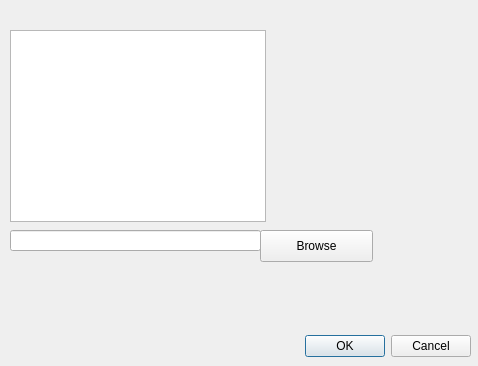
First picture: the form in qgis_blender_dialog_base.ui, repository benleamon/QGIS2Blender, before the edit.
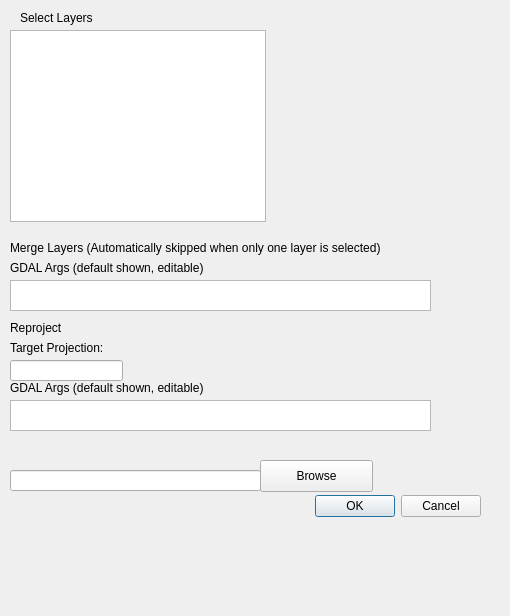
Second picture: the form after the edit.

Commit message: Begin adding widgets to the dialog for core functionality

The edit to the form file:
```diff
--- a/qgis_blender_dialog_base.ui
+++ b/qgis_blender_dialog_base.ui
@@ -6,8 +6,8 @@
    <rect>
     <x>0</x>
     <y>0</y>
-    <width>478</width>
-    <height>366</height>
+    <width>510</width>
+    <height>616</height>
    </rect>
   </property>
   <property name="windowTitle">
@@ -16,8 +16,8 @@
   <widget class="QDialogButtonBox" name="button_box">
    <property name="geometry">
     <rect>
-     <x>300</x>
-     <y>330</y>
+     <x>310</x>
+     <y>490</y>
      <width>171</width>
      <height>32</height>
     </rect>
@@ -46,7 +46,7 @@
    <property name="geometry">
     <rect>
      <x>10</x>
-     <y>230</y>
+     <y>470</y>
      <width>251</width>
      <height>21</height>
     </rect>
@@ -56,7 +56,7 @@
    <property name="geometry">
     <rect>
      <x>260</x>
-     <y>230</y>
+     <y>460</y>
      <width>113</width>
      <height>32</height>
     </rect>
@@ -65,6 +65,114 @@
     <string>Browse</string>
    </property>
   </widget>
+  <widget class="QLabel" name="label">
+   <property name="geometry">
+    <rect>
+     <x>20</x>
+     <y>10</y>
+     <width>81</width>
+     <height>16</height>
+    </rect>
+   </property>
+   <property name="text">
+    <string>Select Layers</string>
+   </property>
+  </widget>
+  <widget class="QPlainTextEdit" name="plainTextEdit">
+   <property name="geometry">
+    <rect>
+     <x>10</x>
+     <y>280</y>
+     <width>421</width>
+     <height>31</height>
+    </rect>
+   </property>
+  </widget>
+  <widget class="QLabel" name="label_2">
+   <property name="geometry">
+    <rect>
+     <x>10</x>
+     <y>240</y>
+     <width>431</width>
+     <height>16</height>
+    </rect>
+   </property>
+   <property name="text">
+    <string>Merge Layers (Automatically skipped when only one layer is selected)</string>
+   </property>
+  </widget>
+  <widget class="QLabel" name="label_3">
+   <property name="geometry">
+    <rect>
+     <x>10</x>
+     <y>260</y>
+     <width>431</width>
+     <height>16</height>
+    </rect>
+   </property>
+   <property name="text">
+    <string>GDAL Args (default shown, editable)</string>
+   </property>
+  </widget>
+  <widget class="QPlainTextEdit" name="plainTextEdit_2">
+   <property name="geometry">
+    <rect>
+     <x>10</x>
+     <y>400</y>
+     <width>421</width>
+     <height>31</height>
+    </rect>
+   </property>
+  </widget>
+  <widget class="QLabel" name="label_4">
+   <property name="geometry">
+    <rect>
+     <x>10</x>
+     <y>320</y>
+     <width>431</width>
+     <height>16</height>
+    </rect>
+   </property>
+   <property name="text">
+    <string>Reproject</string>
+   </property>
+  </widget>
+  <widget class="QLabel" name="label_5">
+   <property name="geometry">
+    <rect>
+     <x>10</x>
+     <y>380</y>
+     <width>431</width>
+     <height>16</height>
+    </rect>
+   </property>
+   <property name="text">
+    <string>GDAL Args (default shown, editable)</string>
+   </property>
+  </widget>
+  <widget class="QLineEdit" name="lineEdit">
+   <property name="geometry">
+    <rect>
+     <x>10</x>
+     <y>360</y>
+     <width>113</width>
+     <height>21</height>
+    </rect>
+   </property>
+  </widget>
+  <widget class="QLabel" name="label_6">
+   <property name="geometry">
+    <rect>
+     <x>10</x>
+     <y>340</y>
+     <width>431</width>
+     <height>16</height>
+    </rect>
+   </property>
+   <property name="text">
+    <string>Target Projection:</string>
+   </property>
+  </widget>
  </widget>
  <resources/>
  <connections>
```
